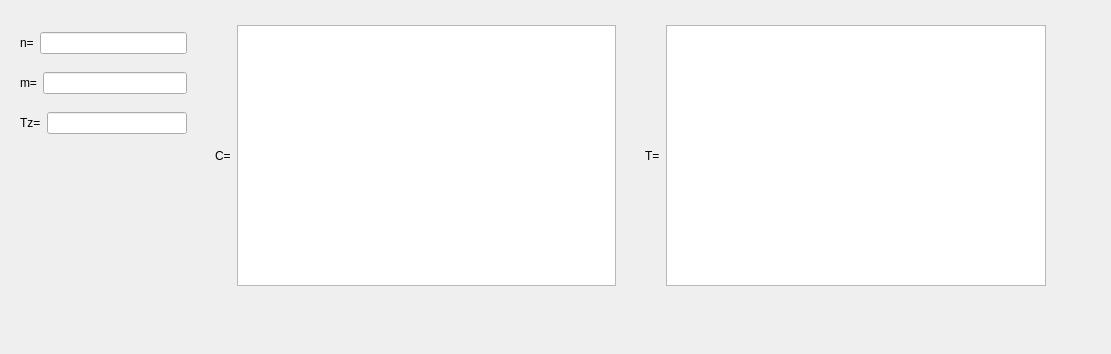
First picture: the form in FormApp.ui, repository MedvedevIgS/UvBS, before the edit.
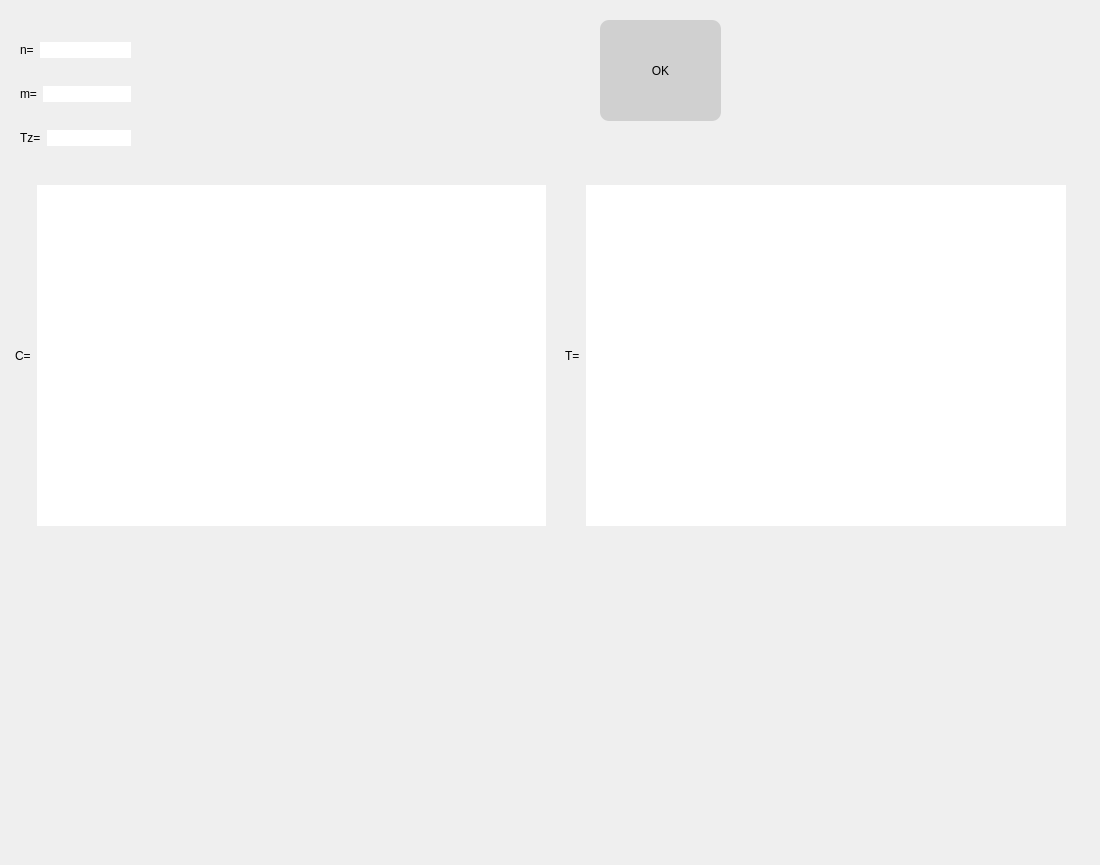
Second picture: the form after the edit.

Commit message: Добавлено задание размерности матриц CMatr и TMatr

The edit to the form file:
```diff
--- a/FormApp.ui
+++ b/FormApp.ui
@@ -6,21 +6,24 @@
    <rect>
     <x>0</x>
     <y>0</y>
-    <width>1111</width>
-    <height>354</height>
+    <width>1100</width>
+    <height>865</height>
    </rect>
   </property>
   <property name="windowTitle">
    <string>MainWindow</string>
   </property>
+  <property name="styleSheet">
+   <string notr="true">border-radius: 9px</string>
+  </property>
   <widget class="QWidget" name="centralwidget">
    <widget class="QWidget" name="horizontalLayoutWidget">
     <property name="geometry">
      <rect>
-      <x>210</x>
-      <y>20</y>
-      <width>411</width>
-      <height>271</height>
+      <x>10</x>
+      <y>180</y>
+      <width>541</width>
+      <height>351</height>
      </rect>
     </property>
     <layout class="QHBoxLayout" name="horizontalLayout">
@@ -47,17 +50,17 @@
       </widget>
      </item>
      <item>
-      <widget class="QTableView" name="CMatr"/>
+      <widget class="QTableWidget" name="CMatr"/>
      </item>
     </layout>
    </widget>
    <widget class="QWidget" name="horizontalLayoutWidget_2">
     <property name="geometry">
      <rect>
-      <x>640</x>
-      <y>20</y>
-      <width>411</width>
-      <height>271</height>
+      <x>560</x>
+      <y>180</y>
+      <width>511</width>
+      <height>351</height>
      </rect>
     </property>
     <layout class="QHBoxLayout" name="horizontalLayout_6">
@@ -84,17 +87,34 @@
       </widget>
      </item>
      <item>
-      <widget class="QTableView" name="TMatr"/>
+      <widget class="QTableWidget" name="TMatr"/>
      </item>
     </layout>
    </widget>
-   <widget class="QWidget" name="">
+   <widget class="QPushButton" name="ButOk">
+    <property name="geometry">
+     <rect>
+      <x>600</x>
+      <y>20</y>
+      <width>121</width>
+      <height>101</height>
+     </rect>
+    </property>
+    <property name="styleSheet">
+     <string notr="true">font: 26pt &quot;MS Shell Dlg 2&quot;; 
+background-color: rgb(208, 208, 208);</string>
+    </property>
+    <property name="text">
+     <string>OK</string>
+    </property>
+   </widget>
+   <widget class="QWidget" name="layoutWidget">
     <property name="geometry">
      <rect>
       <x>10</x>
       <y>20</y>
-      <width>187</width>
-      <height>127</height>
+      <width>131</width>
+      <height>151</height>
      </rect>
     </property>
     <layout class="QVBoxLayout" name="verticalLayout">
```
The commit also changes 1 other file.
